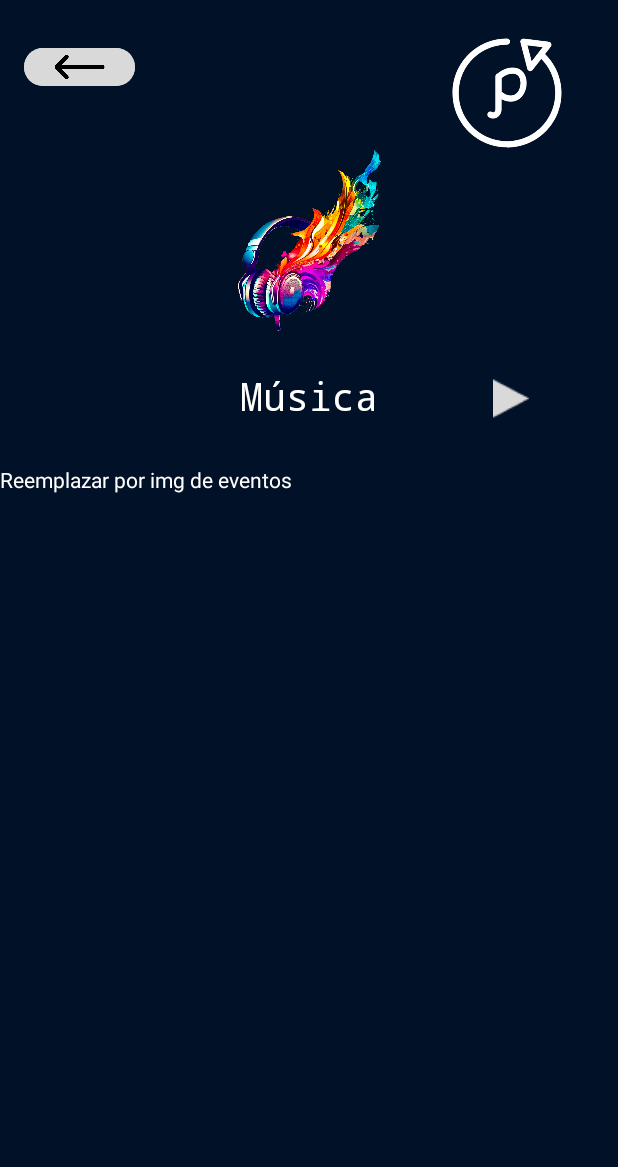
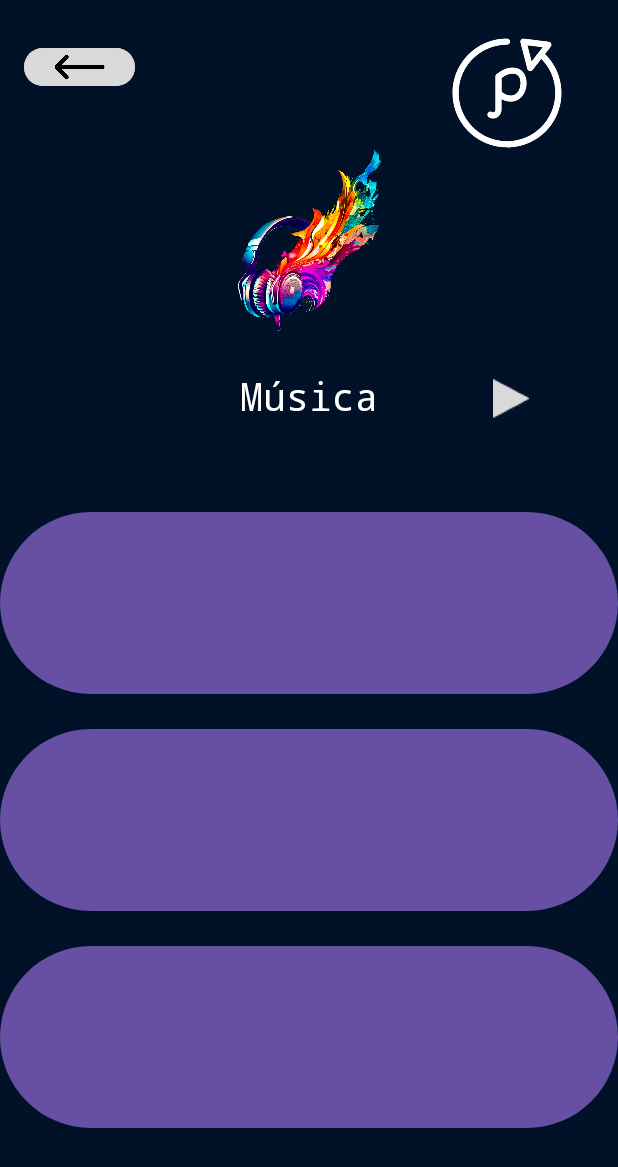
Before and after one commit to JhonathanSR/Parchapp, an Android app: the MainMusica screen opened directly, with no data from a screen before it, on a phone screen of 412 x 824 dp. Shown: the top 1167 px of the screen. Run offline under Robolectric (Android 15) with nearby library versions, the phone set to English and light mode, and no system bars; 2 statements that could not run were skipped.

Commit message:
Add botones de navegación entre modulos

```diff
--- a/app/src/main/res/layout/activity_main_musica.xml
+++ b/app/src/main/res/layout/activity_main_musica.xml
@@ -72,36 +72,16 @@
         app:layout_constraintStart_toStartOf="parent"
         app:layout_constraintTop_toTopOf="parent"
         app:srcCompat="@drawable/music" />
-
     <ImageView
-        android:id="@+id/img_Evento"
-        android:layout_width="292dp"
-        android:layout_height="139dp"
-        android:layout_marginTop="64dp"
-        app:layout_constraintEnd_toEndOf="parent"
-        app:layout_constraintStart_toStartOf="parent"
-        app:layout_constraintTop_toBottomOf="@+id/textView10"
-        tools:srcCompat="@tools:sample/avatars" />
-
-    <ImageView
-        android:id="@+id/img_Evento2"
-        android:layout_width="293dp"
-        android:layout_height="125dp"
-        android:layout_marginTop="20dp"
-        app:layout_constraintEnd_toEndOf="parent"
-        app:layout_constraintStart_toStartOf="parent"
-        app:layout_constraintTop_toBottomOf="@+id/img_Evento"
-        tools:srcCompat="@tools:sample/avatars" />
-
-    <TextView
-        android:id="@+id/textView12"
+        android:id="@+id/imageView14"
         android:layout_width="wrap_content"
         android:layout_height="wrap_content"
-        android:textColor="@color/white"
-        android:text="Reemplazar por img de eventos"
-        app:layout_constraintBottom_toTopOf="@+id/img_Evento"
-        app:layout_constraintTop_toBottomOf="@+id/textView10"
-        tools:layout_editor_absoluteX="119dp" />
+        android:layout_marginTop="144dp"
+        app:layout_constraintEnd_toEndOf="parent"
+        app:layout_constraintHorizontal_bias="0.535"
+        app:layout_constraintStart_toEndOf="@+id/textView10"
+        app:layout_constraintTop_toBottomOf="@+id/img_Log4"
+        app:srcCompat="@drawable/polygon1" />
 
     <ImageView
         android:id="@+id/imageView14"
@@ -114,4 +94,25 @@
         app:layout_constraintTop_toBottomOf="@+id/img_Log4"
         app:srcCompat="@drawable/polygon1" />
 
+    <Button
+        android:id="@+id/eventoC1"
+        android:layout_width="match_parent"
+        android:layout_height="129dp"
+        app:layout_constraintTop_toBottomOf="@+id/textView10"
+        android:layout_marginTop="50dp"/>
+
+    <Button
+        android:id="@+id/eventoC2"
+        android:layout_width="match_parent"
+        android:layout_height="129dp"
+        app:layout_constraintTop_toBottomOf="@+id/eventoC1"
+        android:layout_marginTop="15dp"/>
+
+    <Button
+        android:id="@+id/eventoC3"
+        android:layout_width="match_parent"
+        android:layout_height="129dp"
+        app:layout_constraintTop_toBottomOf="@+id/eventoC2"
+        android:layout_marginTop="15dp"/>
+
 </androidx.constraintlayout.widget.ConstraintLayout>
```
Also changed, not shown: app/src/main/res/layout/activity_main_cultura.xml (+14 -1 lines), app/src/main/res/layout/activity_main_deportes.xml (+11 -0 lines), app/src/main/res/layout/activity_main_restaurantes.xml (+18 -6 lines), app/src/main/res/drawable/polygon1.png, app/src/main/res/drawable/polygon2.png (added).
